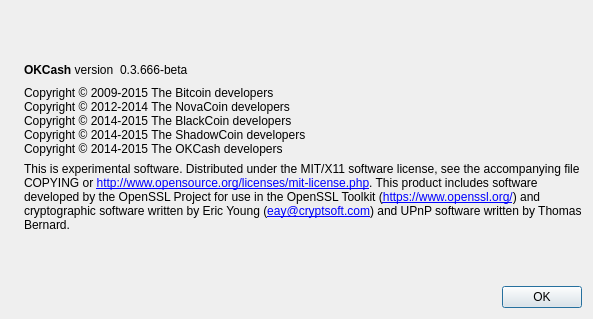
The window that src/qt/forms/aboutdialog.ui (okcashpro/okcash-oldsrc-history) describes before a commit, drawn with Qt 5.
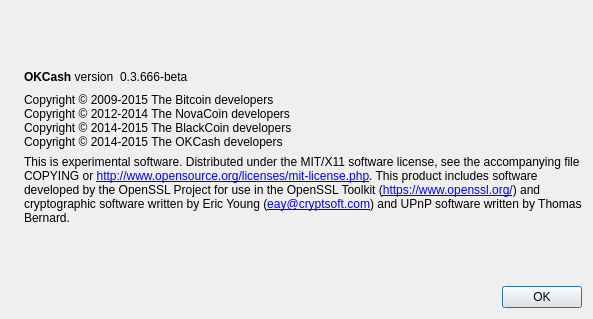
The same window after the commit. Icons and pictures are not drawn.

```diff
--- a/src/qt/forms/aboutdialog.ui
+++ b/src/qt/forms/aboutdialog.ui
@@ -94,7 +94,6 @@
         <string>Copyright © 2009-2015 The Bitcoin developers
 Copyright © 2012-2014 The NovaCoin developers
 Copyright © 2014-2015 The BlackCoin developers
-Copyright © 2014-2015 The ShadowCoin developers 
 Copyright © 2014-2015 The OKCash developers</string>
        </property>
        <property name="textInteractionFlags">
```
